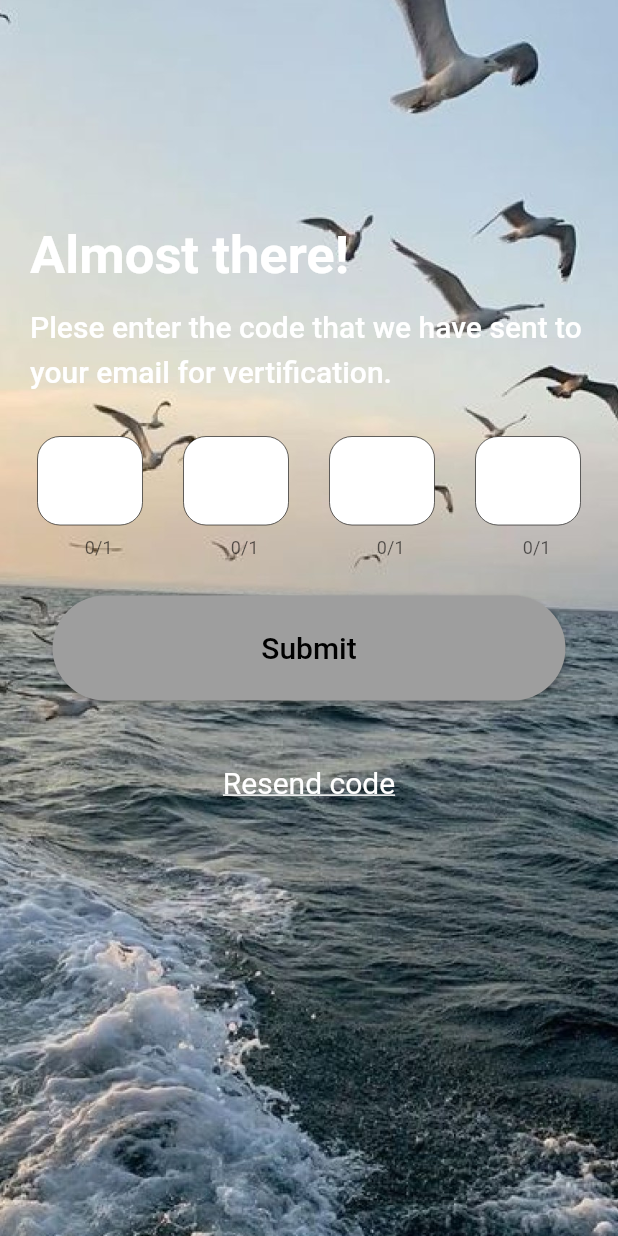
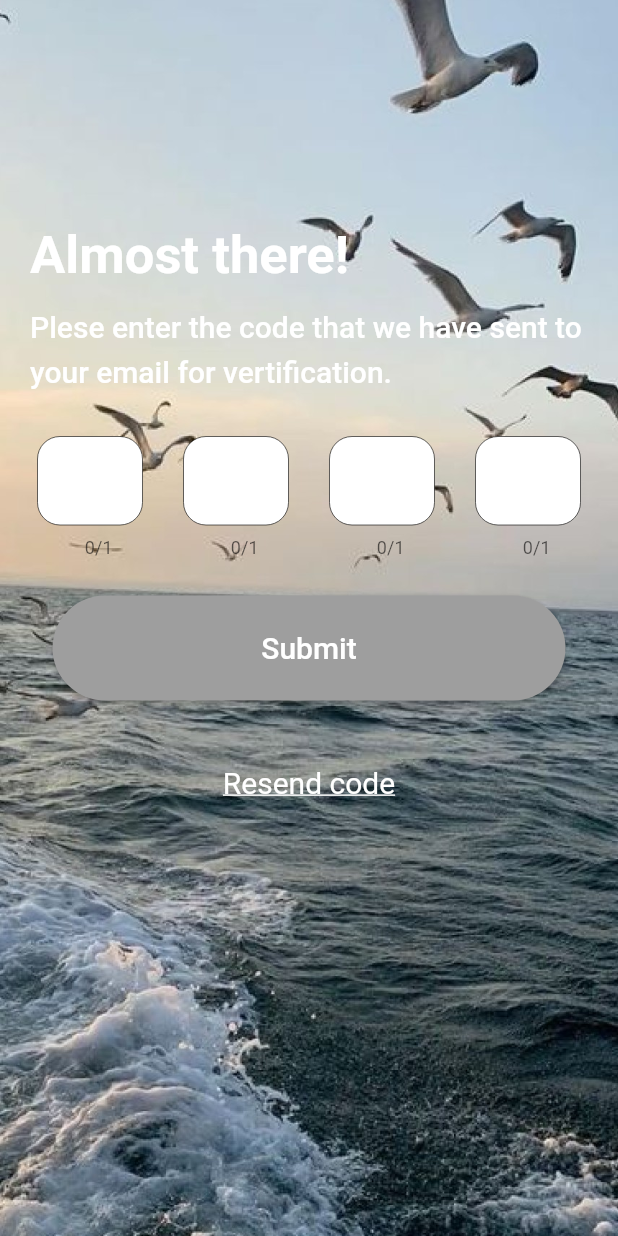
Before and after one commit to litrar/floating-bottle, a Flutter app: the Vertification screen opened directly, on a phone screen of 412 x 824 dp. Run offline on Flutter 3.47's test engine with Material 2 defaults, Android fonts, the phone set to English and light mode, and no system bars; our stand-ins replace flutter_bloc, flutter_screenutil, go_router, image_picker.

Commit message:
update vertification page

```diff
--- a/lib/pages/authentication/vertification.dart
+++ b/lib/pages/authentication/vertification.dart
@@ -185,7 +185,7 @@ class _VertificationState extends State<Vertification> {
           );
         },
         child: const Text("Submit", style: TextStyle(
-            fontSize: 20
+            fontSize: 20,color: Colors.white
         ),),
       ),
     );
```
